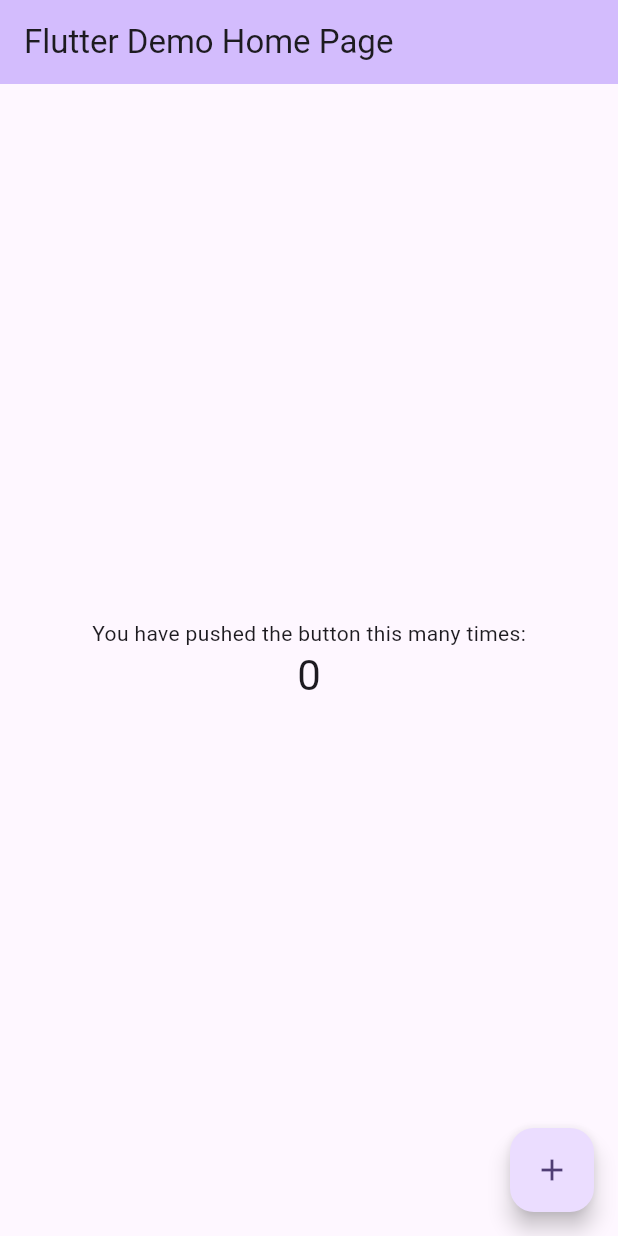
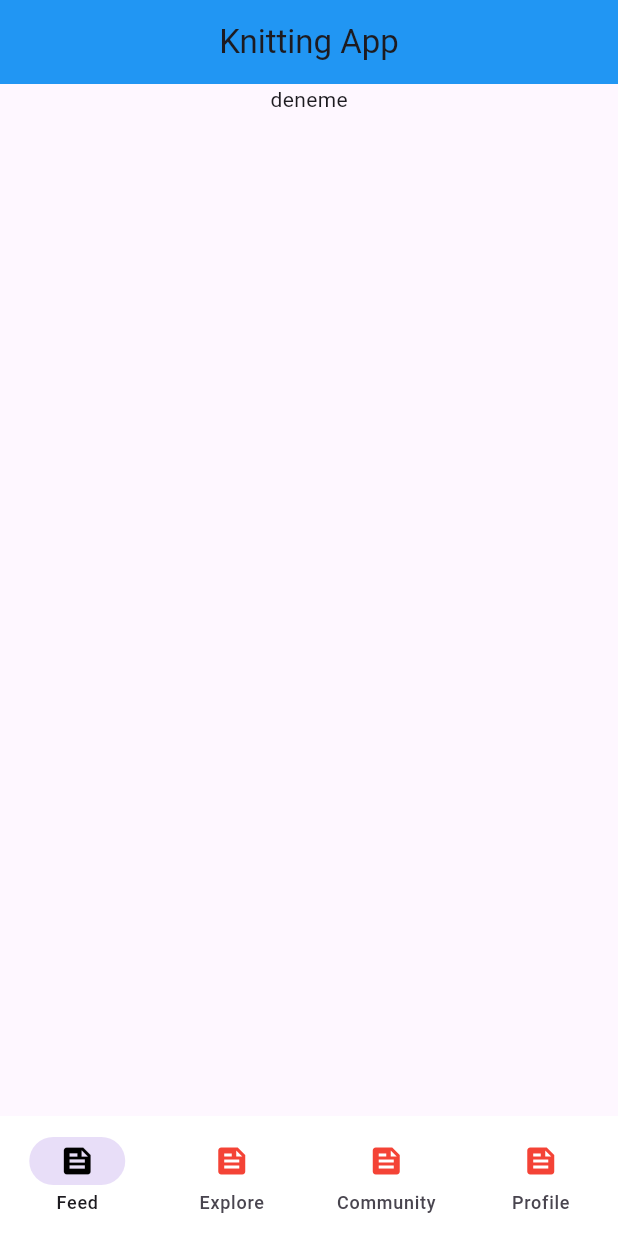
Before and after one commit to KorayTemizkan/knitting-app, a Flutter app: the screen it shows after launch, on a phone screen of 412 x 824 dp. Run offline on Flutter 3.47's test engine with Material 3 defaults, Android fonts, the phone set to English and light mode, and no system bars; our stand-ins replace go_router.

Commit message:
ilk taslak

```diff
--- /dev/null
+++ b/knitting_app/lib/controllers/app_view.dart
@@ -0,0 +1,91 @@
+import 'package:flutter/material.dart';
+import 'package:go_router/go_router.dart';
+
+class AppView extends StatelessWidget {
+  final StatefulNavigationShell navigationShell;
+  const AppView({super.key, required this.navigationShell});
+
+  @override
+  Widget build(BuildContext context) {
+    return Scaffold(
+      appBar: AppBar(
+        title: const Text("Knitting App"),
+        centerTitle: true,
+        backgroundColor: Colors.blue,
+        elevation: 0,
+      ),
+
+      body: navigationShell,
+      bottomNavigationBar: NavigationBarTheme(
+
+        data: NavigationBarThemeData(
+          backgroundColor: Colors.white,
+        ),
+
+        child: NavigationBar(
+
+          selectedIndex: navigationShell.currentIndex,
+          onDestinationSelected: navigationShell.goBranch,
+
+          destinations: [
+            _menuItem(
+              context,
+
+              index: 0,
+              currentIndex: navigationShell.currentIndex,
+              label: 'Feed',
+              icon: Icons.feed,
+            ),
+
+            _menuItem(
+              context,
+
+              index: 1,
+              currentIndex: navigationShell.currentIndex,
+              label: 'Explore',
+              icon: Icons.feed,
+            ),
+
+            _menuItem(
+              context,
+
+              index: 2,
+              currentIndex: navigationShell.currentIndex,
+              label: 'Community',
+              icon: Icons.feed,
+            ),
+
+            _menuItem(
+              context,
+
+              index: 3,
+              currentIndex: navigationShell.currentIndex,
+              label: 'Profile',
+              icon: Icons.feed,
+            ),
+
+          ]
+        ),
+      ),
+    );
+  }
+
+
+  Widget _menuItem(
+    BuildContext context, {
+    required int index,
+    required int currentIndex,
+    required String label,
+    required IconData icon,
+  }) {
+    return NavigationDestination(
+      icon: Icon(
+        icon,
+        color: currentIndex == index ? Colors.black : Colors.red,
+      ),
+      label: label,
+    );
+  }
+
+
+}
--- /dev/null
+++ b/knitting_app/lib/controllers/router.dart
@@ -0,0 +1,76 @@
+import 'package:flutter/material.dart';
+import 'package:go_router/go_router.dart';
+import 'package:knitting_app/controllers/app_view.dart';
+import 'package:knitting_app/views/community_view/community_view.dart';
+import 'package:knitting_app/views/feed_view/feed_view.dart';
+import 'package:knitting_app/views/profile_view/profile_view.dart';
+import 'package:knitting_app/views/search_view/search_view.dart';
+
+// Tüm uygulama geçişleri için tek bir navigator anahtarı oluşturuyoruz.
+final _routerKey = GlobalKey<NavigatorState>();
+
+class AppRoutes {
+  AppRoutes._(); // Bu sınıfın örneği oluşturulmasın diye özel yapıcı fonksiyonumuz, oluşturmaya gerek yok çünkü sabitlerimiz zaten var
+
+  static const String feed = '/'; // static sayesinde nesne oluşturmadan doğruca ileride AppRoutes.search diye erişebiliyoruz
+  static const String search = '/search';
+  static const String community = '/community';
+  static const String profile = '/profile';
+
+  static const String settings = "/settings";
+  static const String login = '/login';
+}
+
+final router = GoRouter(
+  navigatorKey: _routerKey, // uygulamanın herhangi bir yerinden navigatorKey.currentState üzerinden navigator'e erişme imkanı verir
+  initialLocation: AppRoutes.feed,
+
+  routes: [_bottomBar()], // bottom bar ile alt barı tek seferde hallediyoruz
+);
+
+StatefulShellRoute _bottomBar() {
+  // her bir sekme için bir statefulshellbranch yaratıyor ve bunları indexlenmiş stack olarak tutuyor, yani sekmeler aynı anda çalışıyor ama arka planda bekliyor.
+  return StatefulShellRoute.indexedStack(
+
+    builder: (context, state, navigationShell) =>
+        AppView(navigationShell: navigationShell),
+
+    branches: [
+      StatefulShellBranch(
+        routes: [
+          GoRoute(
+            path: AppRoutes.feed,
+            builder: (context, state) => FeedView(),
+          ),
+        ],
+      ),
+
+      StatefulShellBranch(
+        routes: [
+          GoRoute(
+            path: AppRoutes.search,
+            builder: (context, state) => const SearchView(),
+          ),
+        ],
+      ),
+
+      StatefulShellBranch(
+        routes: [
+          GoRoute(
+            path: AppRoutes.community,
+            builder: (context, state) => const CommunityView(),
+          ),
+        ],
+      ),
+
+      StatefulShellBranch(
+        routes: [
+          GoRoute(
+            path: AppRoutes.profile,
+            builder: (context, state) => const ProfileView(),
+          ),
+        ],
+      ),
+    ],
+  );
+}
--- a/knitting_app/lib/main.dart
+++ b/knitting_app/lib/main.dart
@@ -1,4 +1,6 @@
 import 'package:flutter/material.dart';
+import 'package:knitting_app/controllers/router.dart';
+
 
 void main() {
   runApp(const MyApp());
@@ -7,116 +9,11 @@ void main() {
 class MyApp extends StatelessWidget {
   const MyApp({super.key});
 
-  // This widget is the root of your application.
   @override
   Widget build(BuildContext context) {
-    return MaterialApp(
-      title: 'Flutter Demo',
-      theme: ThemeData(
-        // This is the theme of your application.
-        //
-        // TRY THIS: Try running your application with "flutter run". You'll see
-        // the application has a purple toolbar. Then, without quitting the app,
-        // try changing the seedColor in the colorScheme below to Colors.green
-        // and then invoke "hot reload" (save your changes or press the "hot
-        // reload" button in a Flutter-supported IDE, or press "r" if you used
-        // the command line to start the app).
-        //
-        // Notice that the counter didn't reset back to zero; the application
-        // state is not lost during the reload. To reset the state, use hot
-        // restart instead.
-        //
-        // This works for code too, not just values: Most code changes can be
-        // tested with just a hot reload.
-        colorScheme: .fromSeed(seedColor: Colors.deepPurple),
-      ),
-      home: const MyHomePage(title: 'Flutter Demo Home Page'),
+    return MaterialApp.router(
+      routerConfig: router,
+      debugShowCheckedModeBanner: true,
     );
   }
 }
-
-class MyHomePage extends StatefulWidget {
-  const MyHomePage({super.key, required this.title});
-
-  // This widget is the home page of your application. It is stateful, meaning
-  // that it has a State object (defined below) that contains fields that affect
-  // how it looks.
-
-  // This class is the configuration for the state. It holds the values (in this
-  // case the title) provided by the parent (in this case the App widget) and
-  // used by the build method of the State. Fields in a Widget subclass are
-  // always marked "final".
-
-  final String title;
-
-  @override
-  State<MyHomePage> createState() => _MyHomePageState();
-}
-
-class _MyHomePageState extends State<MyHomePage> {
-  int _counter = 0;
-
-  void _incrementCounter() {
-    setState(() {
-      // This call to setState tells the Flutter framework that something has
-      // changed in this State, which causes it to rerun the build method below
-      // so that the display can reflect the updated values. If we changed
-      // _counter without calling setState(), then the build method would not be
-      // called again, and so nothing would appear to happen.
-      _counter++;
-    });
-  }
-
-  @override
-  Widget build(BuildContext context) {
-    // This method is rerun every time setState is called, for instance as done
-    // by the _incrementCounter method above.
-    //
-    // The Flutter framework has been optimized to make rerunning build methods
-    // fast, so that you can just rebuild anything that needs updating rather
-    // than having to individually change instances of widgets.
-    return Scaffold(
-      appBar: AppBar(
-        // TRY THIS: Try changing the color here to a specific color (to
-        // Colors.amber, perhaps?) and trigger a hot reload to see the AppBar
-        // change color while the other colors stay the same.
-        backgroundColor: Theme.of(context).colorScheme.inversePrimary,
-        // Here we take the value from the MyHomePage object that was created by
-        // the App.build method, and use it to set our appbar title.
-        title: Text(widget.title),
-      ),
-      body: Center(
-        // Center is a layout widget. It takes a single child and positions it
-        // in the middle of the parent.
-        child: Column(
-          // Column is also a layout widget. It takes a list of children and
-          // arranges them vertically. By default, it sizes itself to fit its
-          // children horizontally, and tries to be as tall as its parent.
-          //
-          // Column has various properties to control how it sizes itself and
-          // how it positions its children. Here we use mainAxisAlignment to
-          // center the children vertically; the main axis here is the vertical
-          // axis because Columns are vertical (the cross axis would be
-          // horizontal).
-          //
-          // TRY THIS: Invoke "debug painting" (choose the "Toggle Debug Paint"
-          // action in the IDE, or press "p" in the console), to see the
-          // wireframe for each widget.
-          mainAxisAlignment: .center,
-          children: [
-            const Text('You have pushed the button this many times:'),
-            Text(
-              '$_counter',
-              style: Theme.of(context).textTheme.headlineMedium,
-            ),
-          ],
-        ),
-      ),
-      floatingActionButton: FloatingActionButton(
-        onPressed: _incrementCounter,
-        tooltip: 'Increment',
-        child: const Icon(Icons.add),
-      ),
-    );
-  }
-}
--- /dev/null
+++ b/knitting_app/lib/views/feed_view/feed_view.dart
@@ -0,0 +1,23 @@
+import 'package:flutter/material.dart';
+
+class FeedView extends StatefulWidget {
+  const FeedView({super.key});
+
+  @override
+  State<FeedView> createState() => _FeedViewState();
+}
+
+class _FeedViewState extends State<FeedView> {
+  @override
+  Widget build(BuildContext context) {
+    return Scaffold(
+      body: Center(
+        child: Column(
+          children: [
+            Text('deneme'),
+          ],
+        ),
+      ),
+    );
+  }
+}
--- a/knitting_app/pubspec.yaml
+++ b/knitting_app/pubspec.yaml
@@ -34,6 +34,7 @@ dependencies:
   # The following adds the Cupertino Icons font to your application.
   # Use with the CupertinoIcons class for iOS style icons.
   cupertino_icons: ^1.0.8
+  go_router: ^17.0.1
 
 dev_dependencies:
   flutter_test:
```
Also changed, not shown: knitting_app/lib/views/community_view/community_view.dart (added, +15 -0 lines), knitting_app/lib/views/profile_view/profile_view.dart (added, +15 -0 lines), knitting_app/lib/views/search_view/search_view.dart (added, +15 -0 lines), knitting_app/pubspec.lock.
